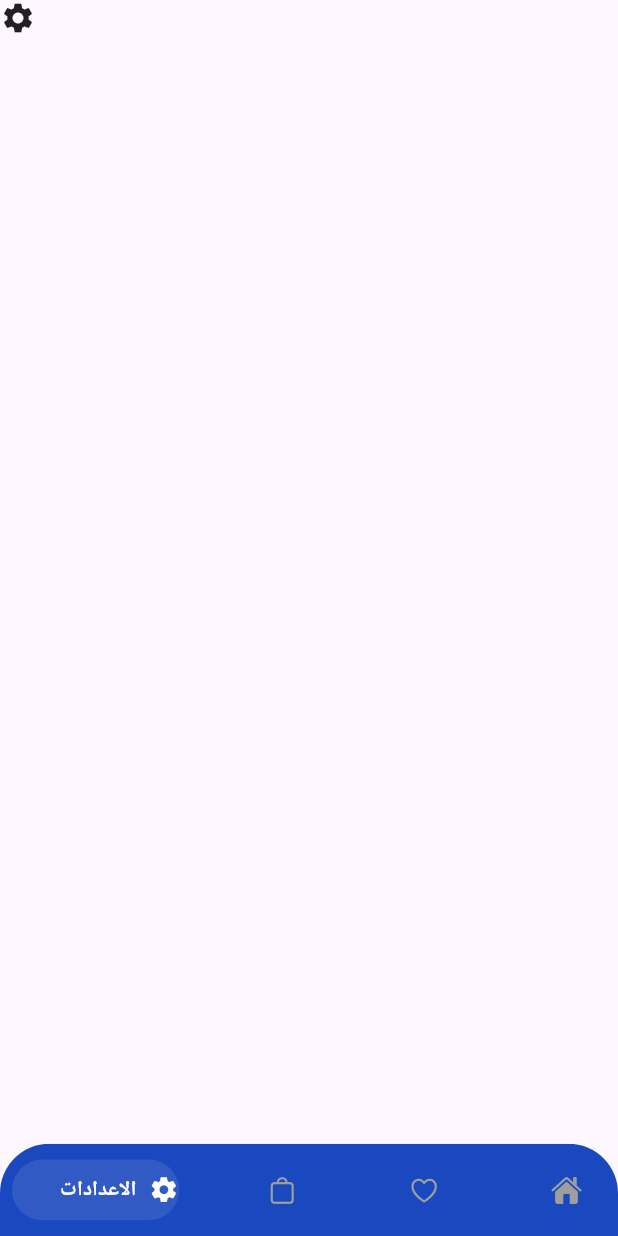
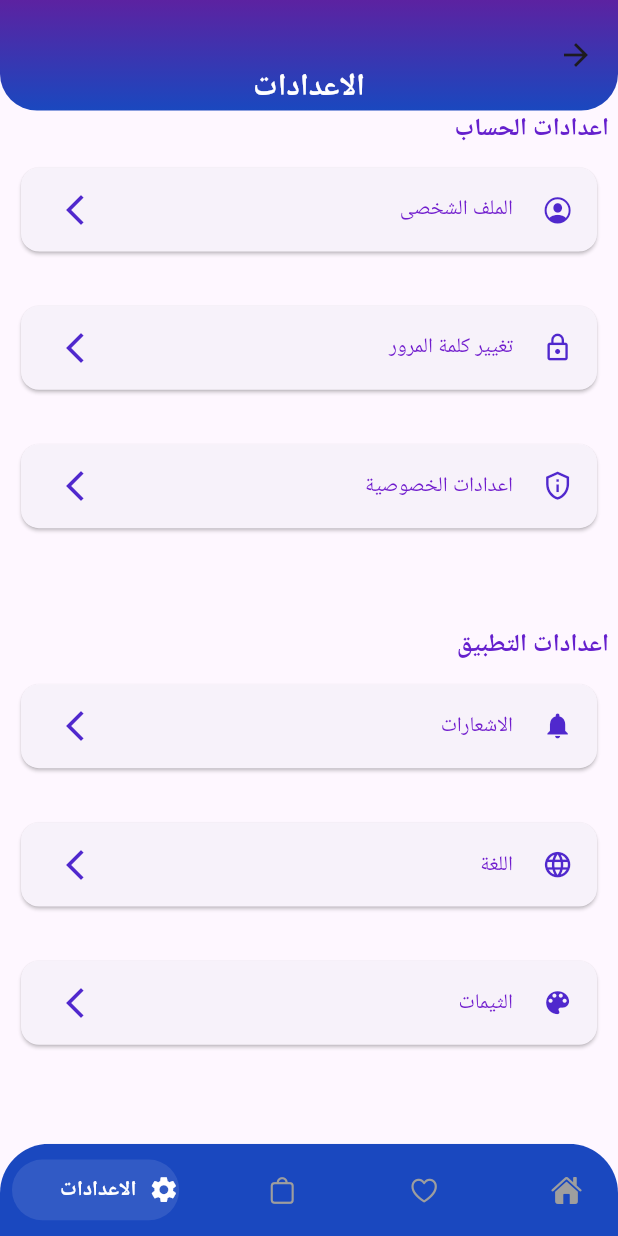
Before and after one commit to atefElhamsa/Mr-Candy-App, a Flutter app: the HomeBottomScreen screen opened directly, item 4 of the bottom bar chosen, on a phone screen of 412 x 824 dp. Run offline on Flutter 3.47's test engine with Material 3 defaults, Android fonts, the phone set to English and light mode, and no system bars; drawn by our look-alikes of salomon_bottom_bar; our stand-ins replace cached_network_image, carousel_slider, dartz, dotted_line, equatable, flutter_bloc and 7 more; missing offline and left inert: flutter_icon_snackbar, flutter_stripe; accounts and stored records are empty; network calls fail; Roboto replaces fonts that are missing (Almarai).

Commit message:
setting design done

```diff
--- a/lib/core/utils/app_colors.dart
+++ b/lib/core/utils/app_colors.dart
@@ -24,4 +24,5 @@ class AppColors {
   static const Color dontHaveAnAccount = Color(0XFF626262);
   static const Color activeSmooth = Color(0XFF5824CD);
   static const Color bestSellerColorContainer = Color(0XFFF2F5FC);
+  static const Color categories = Color(0xff6520CD);
 }
--- a/lib/core/utils/app_texts.dart
+++ b/lib/core/utils/app_texts.dart
@@ -18,8 +18,16 @@ class AppTexts {
   static const String homeMain = "الرئيسية";
   static const String retry = "حاول مرة اخرى";
   static const String homeFav = "المفضلة";
+  static const String notifications = "الاشعارات";
+  static const String language = "اللغة";
+  static const String themes = "الثيمات";
+  static const String homeProfile = "الملف الشخصى";
+  static const String homeChangePassword = "تغيير كلمة المرور";
+  static const String homeSettingPrivacy = "اعدادات الخصوصية";
   static const String homeCarts = "السلة";
   static const String homeSetting = "الاعدادات";
+  static const String homeSettingSubTitle = "اعدادات الحساب";
+  static const String homeAppSettingSubTitle = "اعدادات التطبيق";
   static const String token = "token";
   static const String payment = "دفع";
   static const String nameOfBox = "setting";
--- a/lib/core/utils/end_points.dart
+++ b/lib/core/utils/end_points.dart
@@ -7,4 +7,8 @@ class EndPoints {
   static const String home = "home";
   static const String favorites = "favorites";
   static const String carts = "carts";
+  static const String profile = "profile";
+  static const String updateProfile = "update-profile";
+  static const String changepassword = "change-password";
+  static const String resetPassword = "reset-password";
 }
--- a/lib/features/home/presentation/views/home_bottom_screen.dart
+++ b/lib/features/home/presentation/views/home_bottom_screen.dart
@@ -6,6 +6,7 @@ import 'package:mr_candy/core/utils/app_texts.dart';
 import 'package:mr_candy/features/carts/presentation/view/cart_screen.dart';
 import 'package:mr_candy/features/favourite/presentation/views/favourite_screen.dart';
 import 'package:mr_candy/features/home/presentation/views/home_main_screen.dart';
+import 'package:mr_candy/features/setting/presentation/view/setting_screen.dart';
 import 'package:salomon_bottom_bar/salomon_bottom_bar.dart';
 
 class HomeBottomScreen extends StatefulWidget {
@@ -21,7 +22,7 @@ class _HomeBottomScreenState extends State<HomeBottomScreen> {
     const HomeMainScreen(),
     const FavouriteScreen(),
     const CartScreen(),
-    const Icon(Icons.settings),
+    const SettingScreen(),
   ];
   @override
   Widget build(BuildContext context) {
--- /dev/null
+++ b/lib/features/setting/data/model/setting_item_model.dart
@@ -0,0 +1,13 @@
+import 'package:flutter/material.dart';
+
+class SettingItemModel {
+  final String title;
+  final IconData leadingIcon;
+  final VoidCallback onTap;
+
+  SettingItemModel({
+    required this.title,
+    required this.leadingIcon,
+    required this.onTap,
+  });
+}
--- /dev/null
+++ b/lib/features/setting/presentation/controller/setting_state.dart
@@ -0,0 +1,15 @@
+import 'package:mr_candy/features/setting/data/model/setting_item_model.dart';
+
+abstract class SettingStates {}
+
+class SettingInitialState extends SettingStates {}
+
+class SettingLoadedState extends SettingStates {
+  final List<SettingItemModel> accountSettings;
+  final List<SettingItemModel> appSettings;
+
+  SettingLoadedState({
+    required this.accountSettings,
+    required this.appSettings,
+  });
+}
--- /dev/null
+++ b/lib/features/setting/presentation/view/setting_screen.dart
@@ -0,0 +1,27 @@
+import 'package:flutter/material.dart';
+import 'package:flutter_bloc/flutter_bloc.dart';
+import 'package:flutter_screenutil/flutter_screenutil.dart';
+import 'package:mr_candy/core/shared_widgets/app_bar_widget.dart';
+import 'package:mr_candy/core/utils/app_texts.dart';
+import 'package:mr_candy/features/setting/presentation/controller/setting_cubit.dart';
+import 'package:mr_candy/features/setting/presentation/view/widgets/setting_body.dart';
+
+class SettingScreen extends StatelessWidget {
+  const SettingScreen({super.key});
+
+  @override
+  Widget build(BuildContext context) {
+    return BlocProvider(
+      create: (context) => SettingCubit()..loadSettings(context),
+      child: Scaffold(
+        appBar: AppBar(
+          toolbarHeight: 90.h,
+          flexibleSpace: const AppBarWidgetWithoutBack(
+            name: AppTexts.homeSetting,
+          ),
+        ),
+        body: const SettingBody(),
+      ),
+    );
+  }
+}
--- /dev/null
+++ b/lib/features/setting/presentation/view/widgets/custom_list_view_account_setting.dart
@@ -0,0 +1,69 @@
+import 'package:flutter/material.dart';
+import 'package:flutter_bloc/flutter_bloc.dart';
+import 'package:flutter_screenutil/flutter_screenutil.dart';
+import 'package:google_fonts/google_fonts.dart';
+import 'package:mr_candy/features/setting/presentation/controller/setting_cubit.dart';
+import 'package:mr_candy/features/setting/presentation/controller/setting_state.dart';
+import 'package:mr_candy/features/setting/presentation/view/widgets/share_list_tile.dart';
+
+import '../../../../../core/utils/app_colors.dart';
+
+class CustomListViewAccountSetting extends StatelessWidget {
+  const CustomListViewAccountSetting({super.key});
+
+  @override
+  Widget build(BuildContext context) {
+    return BlocBuilder<SettingCubit, SettingStates>(
+      builder: (context, state) {
+        if (state is SettingInitialState) {
+          return const Center(
+            child: CircularProgressIndicator(),
+          );
+        } else if (state is SettingLoadedState) {
+          final settings = state.accountSettings;
+          return Expanded(
+            flex: 2,
+            child: ListView.separated(
+              itemBuilder: (context, index) {
+                final item = settings[index];
+                return Padding(
+                  padding: const EdgeInsets.all(10),
+                  child: ShareListTile(
+                    title: Text(
+                      item.title,
+                      style: GoogleFonts.almarai(
+                        fontSize: 17.sp,
+                        fontWeight: FontWeight.w500,
+                        color: AppColors.loginAppbar2,
+                      ),
+                    ),
+                    leading: Icon(
+                      item.leadingIcon,
+                      size: 25.sp,
+                      color: AppColors.loginAppbar3,
+                    ),
+                    trailing: const Icon(
+                      Icons.arrow_forward_ios_sharp,
+                      color: AppColors.loginAppbar3,
+                    ),
+                    onTap: item.onTap,
+                  ),
+                );
+              },
+              separatorBuilder: (context, index) {
+                return SizedBox(
+                  height: 10.h,
+                );
+              },
+              itemCount: settings.length,
+            ),
+          );
+        } else {
+          return const Center(
+            child: Text("Something went wrong!"),
+          );
+        }
+      },
+    );
+  }
+}
--- /dev/null
+++ b/lib/features/setting/presentation/view/widgets/custom_list_view_app_setting.dart
@@ -0,0 +1,69 @@
+import 'package:flutter/material.dart';
+import 'package:flutter_bloc/flutter_bloc.dart';
+import 'package:flutter_screenutil/flutter_screenutil.dart';
+import 'package:google_fonts/google_fonts.dart';
+import 'package:mr_candy/features/setting/presentation/view/widgets/share_list_tile.dart';
+
+import '../../../../../core/utils/app_colors.dart';
+import '../../controller/setting_cubit.dart';
+import '../../controller/setting_state.dart';
+
+class CustomListViewAppSetting extends StatelessWidget {
+  const CustomListViewAppSetting({super.key});
+
+  @override
+  Widget build(BuildContext context) {
+    return Expanded(
+      flex: 2,
+      child: BlocBuilder<SettingCubit, SettingStates>(
+        builder: (context, state) {
+          if (state is SettingInitialState) {
+            return const Center(
+              child: CircularProgressIndicator(),
+            );
+          } else if (state is SettingLoadedState) {
+            final settings = state.appSettings;
+            return ListView.separated(
+              separatorBuilder: (context, index) {
+                return SizedBox(
+                  height: 10.h,
+                );
+              },
+              itemCount: settings.length,
+              itemBuilder: (context, index) {
+                final item = settings[index];
+                return Padding(
+                  padding: const EdgeInsets.all(10),
+                  child: ShareListTile(
+                    title: Text(
+                      item.title,
+                      style: GoogleFonts.almarai(
+                        fontSize: 17.sp,
+                        fontWeight: FontWeight.w500,
+                        color: AppColors.loginAppbar2,
+                      ),
+                    ),
+                    leading: Icon(
+                      item.leadingIcon,
+                      size: 25.sp,
+                      color: AppColors.loginAppbar3,
+                    ),
+                    trailing: const Icon(
+                      Icons.arrow_forward_ios_sharp,
+                      color: AppColors.loginAppbar3,
+                    ),
+                    onTap: item.onTap,
+                  ),
+                );
+              },
+            );
+          } else {
+            return const Center(
+              child: Text("Something went wrong!"),
+            );
+          }
+        },
+      ),
+    );
+  }
+}
--- /dev/null
+++ b/lib/features/setting/presentation/view/widgets/custom_setting_title.dart
@@ -0,0 +1,31 @@
+import 'package:flutter/material.dart';
+import 'package:flutter_screenutil/flutter_screenutil.dart';
+import 'package:google_fonts/google_fonts.dart';
+
+import '../../../../../core/utils/app_colors.dart';
+
+class CustomSettingTitle extends StatelessWidget {
+  const CustomSettingTitle({super.key, required this.title});
+  final String title;
+
+  @override
+  Widget build(BuildContext context) {
+    return Padding(
+      padding: const EdgeInsets.only(left: 6, right: 6),
+      child: Align(
+        alignment: Alignment.centerRight,
+        child: Text(
+          title,
+          softWrap: true,
+          textAlign: TextAlign.right,
+          overflow: TextOverflow.visible,
+          style: GoogleFonts.almarai(
+            color: AppColors.categories,
+            fontSize: 20.sp,
+            fontWeight: FontWeight.w700,
+          ),
+        ),
+      ),
+    );
+  }
+}
--- /dev/null
+++ b/lib/features/setting/presentation/view/widgets/setting_body.dart
@@ -0,0 +1,21 @@
+import 'package:flutter/material.dart';
+import 'package:mr_candy/core/utils/app_texts.dart';
+import 'package:mr_candy/features/setting/presentation/view/widgets/custom_list_view_account_setting.dart';
+import 'package:mr_candy/features/setting/presentation/view/widgets/custom_list_view_app_setting.dart';
+import 'package:mr_candy/features/setting/presentation/view/widgets/custom_setting_title.dart';
+
+class SettingBody extends StatelessWidget {
+  const SettingBody({super.key});
+
+  @override
+  Widget build(BuildContext context) {
+    return const Column(
+      children: [
+        CustomSettingTitle(title: AppTexts.homeSettingSubTitle),
+        CustomListViewAccountSetting(),
+        CustomSettingTitle(title: AppTexts.homeAppSettingSubTitle),
+        CustomListViewAppSetting(),
+      ],
+    );
+  }
+}
--- /dev/null
+++ b/lib/features/setting/presentation/view/widgets/share_list_tile.dart
@@ -0,0 +1,38 @@
+import 'package:flutter/material.dart';
+
+class ShareListTile extends StatelessWidget {
+  const ShareListTile({
+    super.key,
+    this.title,
+    this.leading,
+    this.trailing,
+    this.onTap,
+    this.text,
+    this.text2,
+  });
+  final Widget? title;
+  final Widget? leading;
+  final Widget? trailing;
+  final void Function()? onTap;
+  final String? text;
+  final String? text2;
+
+  @override
+  Widget build(BuildContext context) {
+    return Column(
+      crossAxisAlignment: CrossAxisAlignment.start,
+      children: [
+        Card(
+          child: GestureDetector(
+            onTap: onTap,
+            child: ListTile(
+              leading: leading,
+              title: title,
+              trailing: trailing,
+            ),
+          ),
+        ),
+      ],
+    );
+  }
+}
```
Also changed, not shown: lib/core/extensions/token.dart (added, +16 -0 lines), lib/features/profile/data/model/profile_model.dart (added, +28 -0 lines), lib/features/setting/data/repo/setting_repo.dart (added, +19 -0 lines), lib/features/setting/data/repo/setting_repo_implementation.dart (added, +218 -0 lines), lib/features/setting/presentation/controller/setting_cubit.dart (added, +77 -0 lines).
